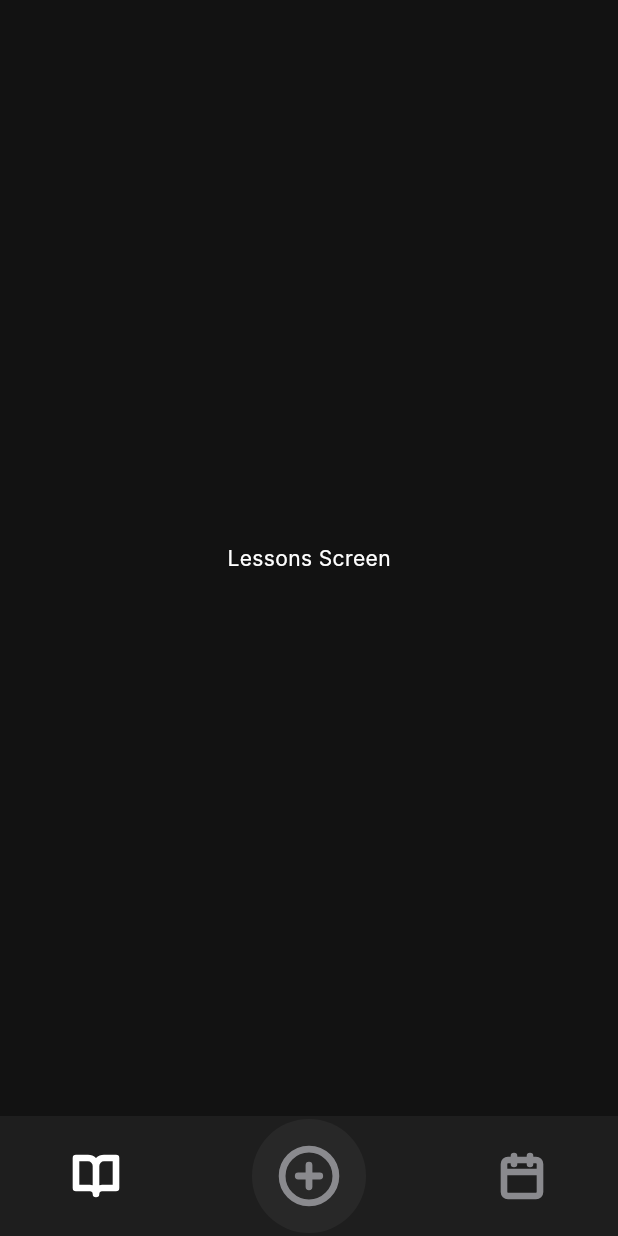
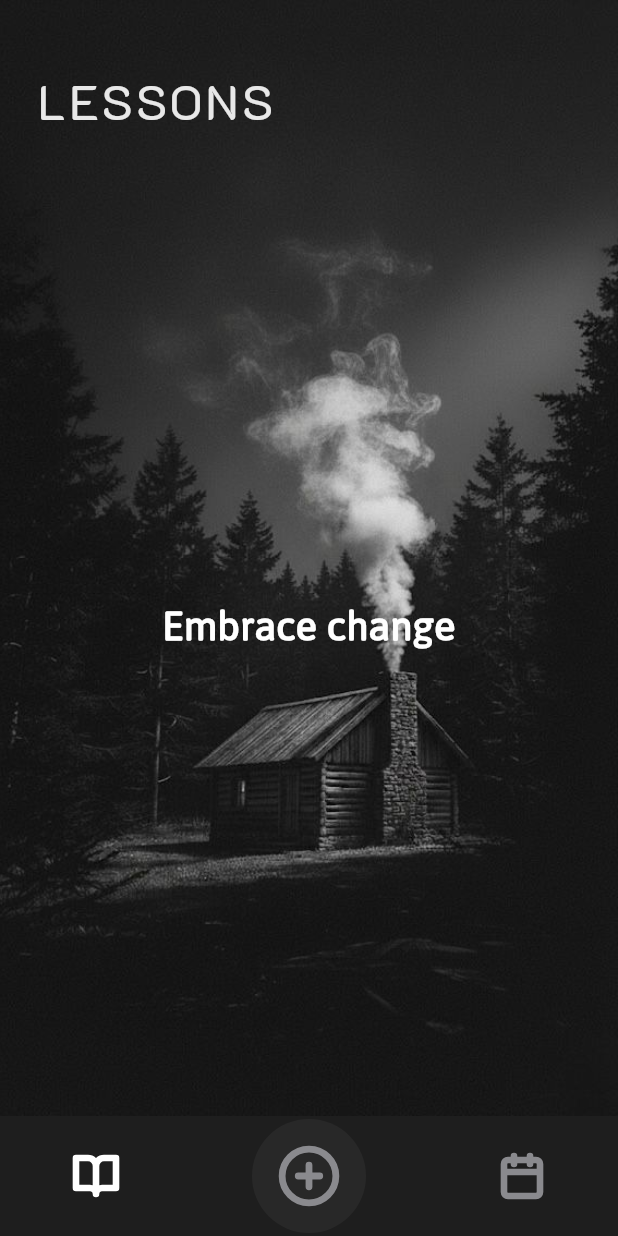
Before and after one commit to AQueMark/flutter_app_1, a Flutter app: the screen it shows after launch, on a phone screen of 412 x 824 dp. Run offline on Flutter 3.47's test engine with Material 3 defaults, Android fonts, the phone set to English and light mode, and no system bars; our stand-ins replace flutter_svg, table_calendar; Roboto replaces fonts that are missing (Inter).

Commit message:
feat: finish lessons page

```diff
--- a/lib/main.dart
+++ b/lib/main.dart
@@ -2,6 +2,7 @@ import 'package:flutter/material.dart';
 import 'package:flutter_svg/flutter_svg.dart';
 import 'package:flutter_app_1/screens/reflect_screen.dart';
 import 'package:flutter_app_1/screens/calendar_screen.dart';
+import 'package:flutter_app_1/screens/lessons_screen.dart';
 
 // Assuming you will create this file for the Lessons screen
 // import 'package:flutter_app_1/screens/lessons_screen.dart';
@@ -38,11 +39,7 @@ class _MainScreenState extends State<MainScreen> {
   int _selectedIndex = 0;
 
   final List<Widget> _screenWidgets = [
-    // Placeholder for Lessons Screen
-    const Scaffold(
-      backgroundColor: Color(0xFF121212),
-      body: Center(child: Text('Lessons Screen', style: TextStyle(color: Colors.white))),
-    ),
+    const LessonsScreen(),
     const ReflectScreen(),
     const CalendarScreen(),
   ];
--- /dev/null
+++ b/lib/screens/lessons_screen.dart
@@ -0,0 +1,88 @@
+import 'package:flutter/material.dart';
+
+class LessonsScreen extends StatefulWidget {
+  const LessonsScreen({super.key});
+
+  @override
+  State<LessonsScreen> createState() => _LessonsScreenState();
+}
+
+class _LessonsScreenState extends State<LessonsScreen> {
+  // This is our list of mock (fake) data for the lessons.
+  final List<String> lessons = [
+    'Embrace change',
+    'Trust your intuition',
+    'Failure is a teacher',
+  ];
+
+  @override
+  Widget build(BuildContext context) {
+    // We use a Stack to layer the UI on top of the background image.
+    return Stack(
+      children: [
+        // 1. The Background Image
+        Container(
+          decoration: const BoxDecoration(
+            image: DecorationImage(
+              image: AssetImage('assets/images/cabin_bg.jpg'),
+              fit: BoxFit.cover,
+            ),
+          ),
+        ),
+
+        // 2. The UI Content (on top of the image)
+        SafeArea(
+          child: Column(
+            crossAxisAlignment: CrossAxisAlignment.start,
+            children: [
+              // This is the header with the title
+              const Padding(
+                padding: EdgeInsets.symmetric(horizontal: 24.0),
+                child: Column(
+                  crossAxisAlignment: CrossAxisAlignment.start,
+                  children: [
+                    SizedBox(height: 44),
+                    Text(
+                      'LESSONS',
+                      style: TextStyle(
+                        color: Color(0xFCEAEAEA),
+                        fontSize: 32,
+                        fontFamily: 'K2D',
+                        fontWeight: FontWeight.w400,
+                        letterSpacing: 2.40,
+                      ),
+                    ),
+                  ],
+                ),
+              ),
+
+              // This is the main scrolling area for the lessons
+              Expanded(
+                child: PageView.builder(
+                  // This tells the PageView how many items (lessons) we have.
+                  scrollDirection: Axis.vertical,
+                  itemCount: lessons.length,
+                  // This builder is called for each lesson to create its page.
+                  itemBuilder: (context, index) {
+                    return Center(
+                      child: Text(
+                        lessons[index], // Display the lesson text
+                        textAlign: TextAlign.center,
+                        style: const TextStyle(
+                          color: Colors.white,
+                          fontSize: 30, // You can adjust this size
+                          fontFamily: 'Jaldi',
+                          fontWeight: FontWeight.w600,
+                        ),
+                      ),
+                    );
+                  },
+                ),
+              ),
+            ],
+          ),
+        ),
+      ],
+    );
+  }
+}
--- a/pubspec.yaml
+++ b/pubspec.yaml
@@ -64,9 +64,7 @@ flutter:
   # To add assets to your application, add an assets section, like this:
   assets:
     - assets/icons/
-
-  # An image asset can refer to one or more resolution-specific "variants", see
-  # https://flutter.dev/to/resolution-aware-images
+    - assets/images/cabin_bg.jpg
 
   # For details regarding adding assets from package dependencies, see
   # https://flutter.dev/to/asset-from-package
```
Also changed, not shown: assets/images/cabin_bg.jpg (added), assets/images/cabin_bg1.jpg (added).
